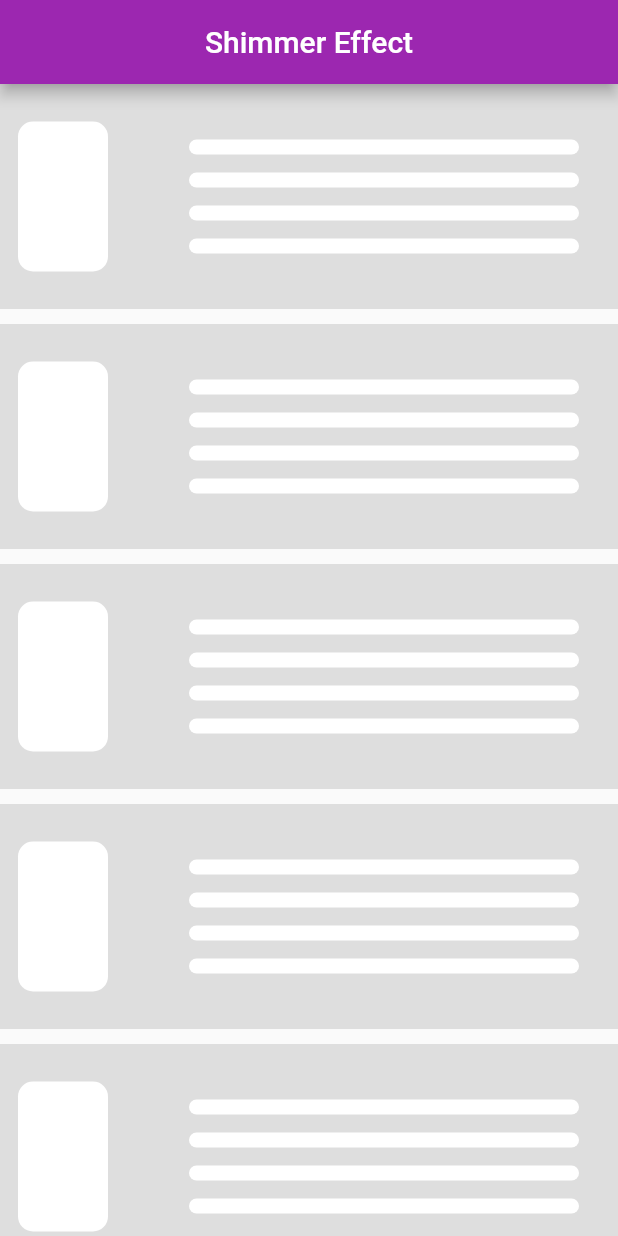
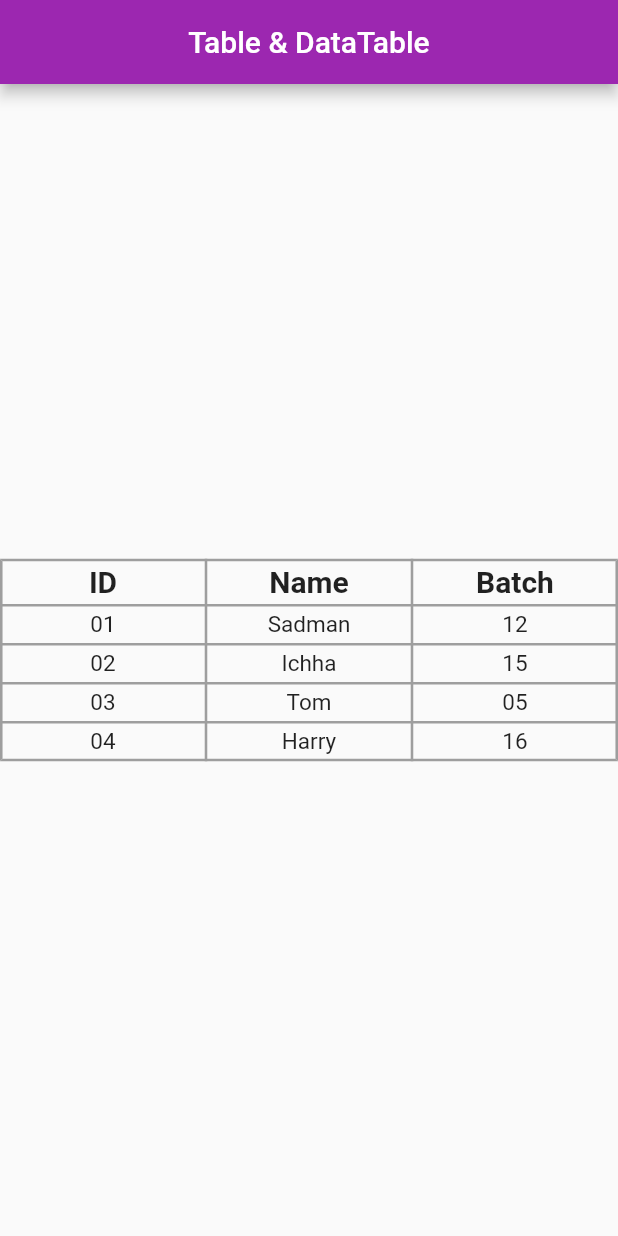
Before and after one commit to sadman-ichha/Flutter-Avenue, a Flutter app: the first screen one second after launch, on a phone screen of 412 x 824 dp. Run offline on Flutter 3.47's test engine with Material 2 defaults, Android fonts, the phone set to English and light mode, and no system bars; our stand-ins replace fluttertoast, image_picker.

Commit message:
Table & DataTable

```diff
--- a/lib/main.dart
+++ b/lib/main.dart
@@ -1,5 +1,5 @@
 import 'package:flutter/material.dart';
-import 'widgets/Shimmer Effects/shimmer.dart';
+import 'widgets/Table & DataTable/table_dataTable.dart';
 
 void main() {
   runApp(const MyApp());
@@ -10,10 +10,10 @@ class MyApp extends StatelessWidget {
 
   @override
   Widget build(BuildContext context) {
-    return MaterialApp(
+    return const MaterialApp(
       title: "Flutter Avenue",
       debugShowCheckedModeBanner: false,
-      home: Shimmer(),
+      home: TableAndDataTable(),
     );
   }
 }
--- /dev/null
+++ b/lib/widgets/Table & DataTable/table_datatable.dart
@@ -0,0 +1,85 @@
+import 'package:flutter/material.dart';
+import 'package:flutter_avenue/widgets/Table%20&%20DataTable/table_datatable.dart';
+
+class TableAndDataTable extends StatelessWidget {
+  const TableAndDataTable({super.key});
+
+  @override
+  Widget build(BuildContext context) {
+    return Scaffold(
+      appBar: AppBar(
+        title: const Text("Table & DataTable"),
+        centerTitle: true,
+        backgroundColor: Colors.purple,
+      ),
+      body: Column(
+        mainAxisAlignment: MainAxisAlignment.center,
+        children: [
+          Table(
+            textDirection: TextDirection.ltr,
+            border: TableBorder.all(width: 1.7, color: Colors.grey),
+            children: [
+              TableRow(
+                children: [
+                  tableHeading("ID"),
+                  tableHeading("Name"),
+                  tableHeading("Batch"),
+                ],
+              ),
+              TableRow(
+                children: [
+                  data("01"),
+                  data("Sadman"),
+                  data("12"),
+                ],
+              ),
+              TableRow(
+                children: [
+                  data("02"),
+                  data("Ichha"),
+                  data("15"),
+                ],
+              ),
+              TableRow(
+                children: [
+                  data("03"),
+                  data("Tom"),
+                  data("05"),
+                ],
+              ),
+              TableRow(
+                children: [
+                  data("04"),
+                  data("Harry"),
+                  data("16"),
+                ],
+              ),
+            ],
+          )
+        ],
+      ),
+    );
+  }
+}
+
+Widget tableHeading(name) {
+  return Padding(
+    padding: const EdgeInsets.all(4.0),
+    child: Text(
+      name,
+      style: const TextStyle(fontSize: 20.0, fontWeight: FontWeight.w600),
+      textAlign: TextAlign.center,
+    ),
+  );
+}
+
+Widget data(name) {
+  return Padding(
+    padding: const EdgeInsets.all(4.0),
+    child: Text(
+      name,
+      style: const TextStyle(fontSize: 15.0, fontWeight: FontWeight.w400),
+      textAlign: TextAlign.center,
+    ),
+  );
+}
```
Also changed, not shown: lib/widgets/Appbar & PreferredSize/appbar_preferredSize.dart (renamed from lib/widgets/appbar&preferredSize/appbar_preferredSize.dart).
